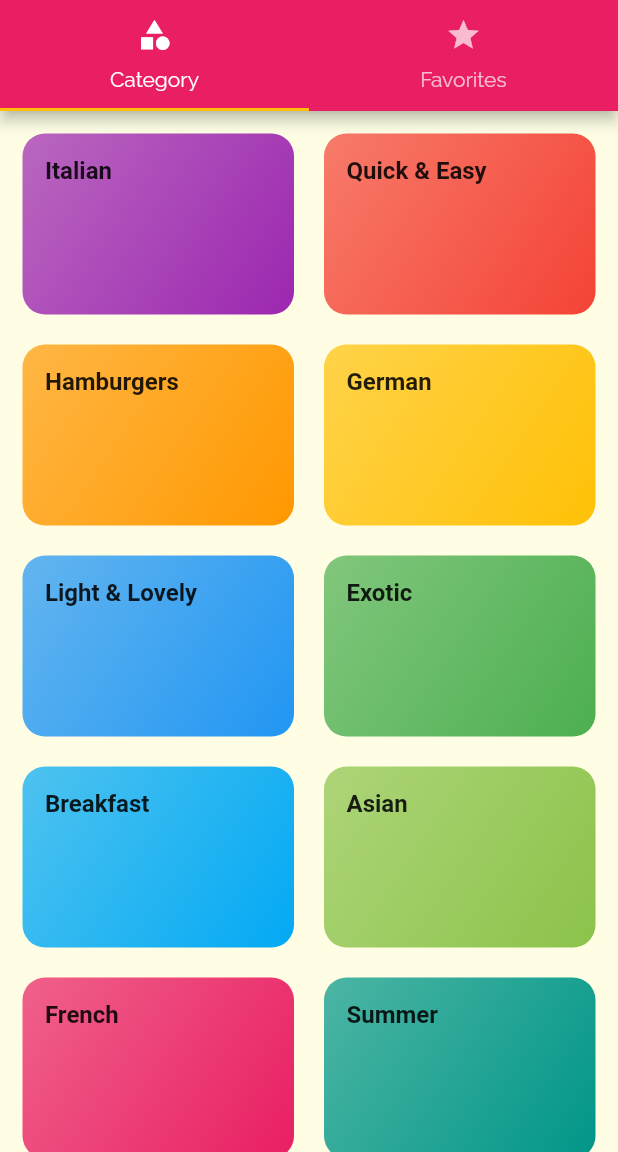
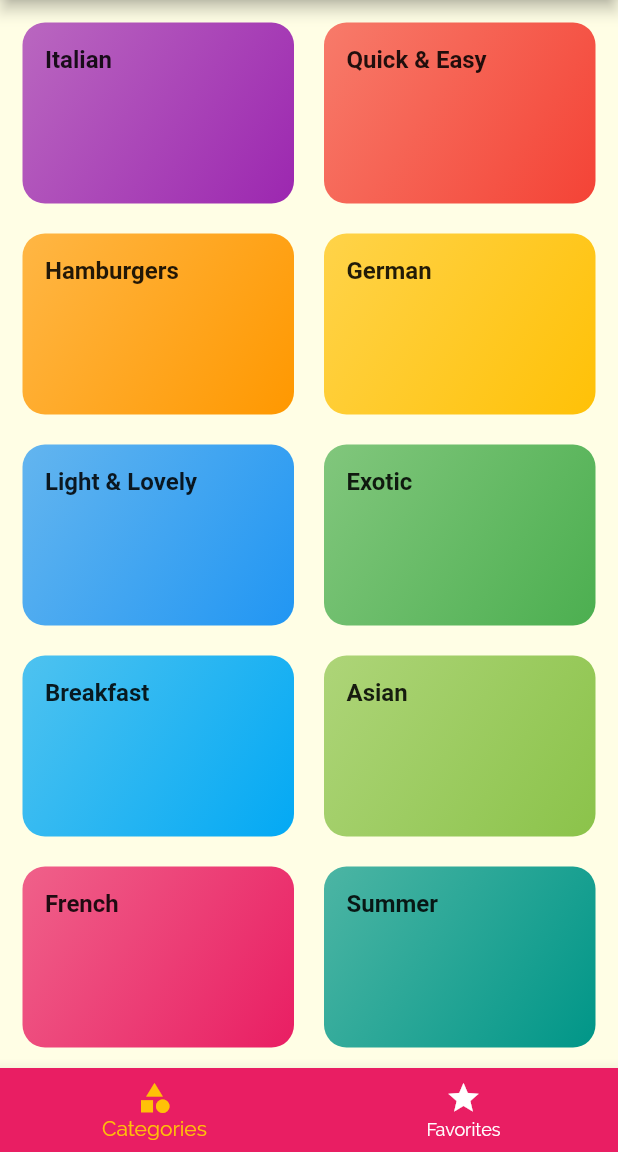
Before and after one commit to divinetouch/flutter_meals_app, a Flutter app: the screen it shows after launch, on a phone screen of 412 x 824 dp, the part 84-1236 px from its top. Run offline on Flutter 3.47's test engine with Material 2 defaults, Android fonts, the phone set to English and light mode, and no system bars; Roboto replaces fonts that are missing (RobotoConsensed).

```diff
--- a/lib/screens/tabs_screen.dart
+++ b/lib/screens/tabs_screen.dart
@@ -9,32 +9,40 @@ class TabsScreen extends StatefulWidget {
 }
 
 class _TabScreenState extends State<TabsScreen> {
+  final List<Widget> _pages = [
+    CategoriesScreen(),
+    FavoritesScreen(),
+  ];
+  int _selectedPageIndex = 0;
+  void _selectPage(int index) {
+    setState(() {
+      _selectedPageIndex = index;
+    });
+  }
+
   @override
   Widget build(BuildContext context) {
-    return DefaultTabController(
-      length: 2,
-      child: Scaffold(
+    return Scaffold(
       appBar: AppBar(
         title: Text('Meals'),
-          bottom: TabBar(
-            tabs: <Widget>[
-              Tab(
+      ),
+      body: _pages[_selectedPageIndex],
+      bottomNavigationBar: BottomNavigationBar(
+        onTap: _selectPage,
+        backgroundColor: Theme.of(context).primaryColor,
+        unselectedItemColor: Colors.white,
+        selectedItemColor: Theme.of(context).accentColor,
+        currentIndex: _selectedPageIndex,
+        items: [
+          BottomNavigationBarItem(
             icon: Icon(Icons.category),
-                text: 'Category',
+            title: Text('Categories'),
           ),
-              Tab(
+          BottomNavigationBarItem(
             icon: Icon(Icons.star),
-                text: 'Favorites',
+            title: Text('Favorites'),
           ),
         ],
-          ),
-        ),
-        body: TabBarView(
-          children: <Widget>[
-            CategoriesScreen(),
-            FavoritesScreen(),
-          ],
-        ),
       ),
     );
   }
```
Lines whose indentation alone changed are shown as unchanged.
